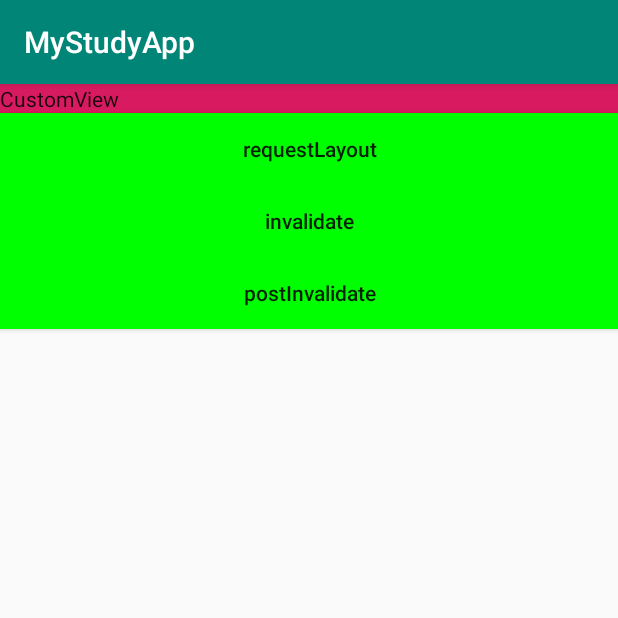
After one commit to Joshua-Lu/MyStudyApp, an Android app: the TestCustomViewActivity screen opened directly, with no data from a screen before it, on a phone screen of 412 x 824 dp, the top half of it. The commit adds this screen. Run offline under Robolectric (Android 15) with nearby library versions, the phone set to English and light mode, and no system bars.

Commit message:
add TestCustomViewActivity

```diff
--- a/app/src/main/AndroidManifest.xml
+++ b/app/src/main/AndroidManifest.xml
@@ -12,6 +12,11 @@
         android:roundIcon="@mipmap/ic_launcher_round"
         android:supportsRtl="true"
         android:theme="@style/AppTheme">
+        <activity android:name=".activity.TestCustomViewActivity">
+            <intent-filter>
+                <action android:name="android.intent.action.MAIN" />
+            </intent-filter>
+        </activity>
         <activity android:name=".activity.TestAlarmManagerActivity">
             <intent-filter>
                 <action android:name="android.intent.action.MAIN" />
--- a/app/src/main/java/com/joshua/myapplication/activity/MainActivity.java
+++ b/app/src/main/java/com/joshua/myapplication/activity/MainActivity.java
@@ -60,6 +60,8 @@ public class MainActivity extends AppCompatActivity {
         clsList.add(TestAnimatorActivity.class);
         clsList.add(TestFloatViewActivity.class);
         clsList.add(SystemInfoActivity.class);
+        clsList.add(TestAlarmManagerActivity.class);
+        clsList.add(TestCustomViewActivity.class);
     }
 
     public void initData() {
--- /dev/null
+++ b/app/src/main/java/com/joshua/myapplication/activity/TestCustomViewActivity.java
@@ -0,0 +1,101 @@
+package com.joshua.myapplication.activity;
+
+import android.os.Bundle;
+import android.util.Log;
+import android.view.View;
+import android.view.ViewTreeObserver;
+import android.widget.LinearLayout;
+
+import com.joshua.myapplication.R;
+import com.joshua.myapplication.view.CustomView;
+
+import androidx.appcompat.app.AppCompatActivity;
+
+/**
+ * Created by Joshua on 2020-4-18 11:32:16.
+ */
+public class TestCustomViewActivity extends AppCompatActivity {
+
+    private static final String TAG = "TestCustomView";
+    CustomView customView;
+    private LinearLayout.LayoutParams layoutParams;
+
+    @Override
+    protected void onCreate(Bundle savedInstanceState) {
+        super.onCreate(savedInstanceState);
+        setContentView(R.layout.activity_test_custom_view);
+        customView = findViewById(R.id.custom_view);
+        layoutParams = (LinearLayout.LayoutParams) customView.getLayoutParams();
+    }
+
+    @Override
+    protected void onStart() {
+        super.onStart();
+        Log.d("lhf-" + TAG, "onStart() called");
+        // 此时View还没测量完毕，获取的宽高都为0，可通过以下3种方式获取
+        getCustomViewSize();
+
+        // 获取View的宽高，方式一
+        customView.post(new Runnable() {
+            @Override
+            public void run() {
+                Log.d("lhf-" + TAG, "run() called");
+                getCustomViewSize();
+            }
+        });
+
+        // 获取View的宽高，方式二
+        customView.getViewTreeObserver().addOnGlobalLayoutListener(new ViewTreeObserver.OnGlobalLayoutListener() {
+            @Override
+            public void onGlobalLayout() {
+                Log.d("lhf-" + TAG, "onGlobalLayout() called");
+                getCustomViewSize();
+            }
+        });
+    }
+
+    // 获取View的宽高，方式三
+    @Override
+    public void onWindowFocusChanged(boolean hasFocus) {
+        super.onWindowFocusChanged(hasFocus);
+        Log.d("lhf-" + TAG, "onWindowFocusChanged() called with: hasFocus = [" + hasFocus + "]");
+        if (hasFocus) {
+            getCustomViewSize();
+        }
+    }
+
+    private void getCustomViewSize() {
+        int width = customView.getMeasuredWidth();
+        int height = customView.getMeasuredHeight();
+        Log.d("lhf-" + TAG, "getCustomViewSize: width = [" + width + "], height = [" + height + "]");
+    }
+
+    public void doRequestLayout(View view) {
+        Log.d("lhf-" + TAG, "doRequestLayout() called with: view = [" + view + "]");
+        layoutParams.leftMargin = 100;
+        // 调用后，会走父控件的onMeasure、onLayout，以及该View的onMeasure、onLayout、onDraw
+        customView.requestLayout();
+    }
+
+    public void doInvalidate(View view) {
+        Log.d("lhf-" + TAG, "doInvalidate() called with: view = [" + view + "]");
+        Log.d("lhf-" + TAG, "doInvalidate: Thread.currentThread().getName() = [" + Thread.currentThread().getName() + "]");
+        layoutParams.leftMargin = 200;
+        // 调用后，只会走该View的onDraw
+        customView.invalidate();
+    }
+
+    public void doPostInvalidate(View view) {
+        Log.d("lhf-" + TAG, "doPostInvalidate() called with: view = [" + view + "]");
+        new Thread(new Runnable() {
+            @Override
+            public void run() {
+                Log.d("lhf-" + TAG, "run: Thread.currentThread().getName() = [" + Thread.currentThread().getName() + "]");
+                // TODO:@lhf run: android 10 上，在子线程更新UI竟然不报错？？？
+                customView.setText("在子线程更新");
+                // 作用同invalidate，可以在子线程调用
+                customView.postInvalidate();
+            }
+        }).start();
+    }
+}
--- /dev/null
+++ b/app/src/main/java/com/joshua/myapplication/view/CustomView.java
@@ -0,0 +1,85 @@
+package com.joshua.myapplication.view;
+
+import android.content.Context;
+import android.content.res.TypedArray;
+import android.graphics.Canvas;
+import android.util.AttributeSet;
+import android.util.Log;
+import android.widget.TextView;
+
+import com.joshua.myapplication.R;
+
+/**
+ * Created by Joshua on 2020/4/18 11:37.
+ */
+public class CustomView extends TextView {
+
+    private static final String TAG = "CustomView";
+
+    /**
+     * 在Java代码中直接new一个CustomView实例的时候，会调用该构造函数
+     *
+     * @param context
+     */
+    public CustomView(Context context) {
+        this(context, null);
+    }
+
+    /**
+     * 在xml中引用CustomView标签的时候，会调用2参数的构造函数。
+     * 这种方式通常是我们需要自定义View的属性的时候，使用2参数的构造函数。
+     *
+     * @param context
+     * @param attrs
+     */
+    public CustomView(Context context, AttributeSet attrs) {
+        this(context, attrs, 0);
+    }
+
+    /**
+     * 3个参数的构造函数一般是由我们主动调用的，如：上面2个参数的构造函数调用。
+     *
+     * @param context
+     * @param attrs
+     * @param defStyle
+     */
+    public CustomView(Context context, AttributeSet attrs, int defStyle) {
+        super(context, attrs, defStyle);
+        init(context, attrs, defStyle);
+    }
+
+    private void init(Context context, AttributeSet attrs, int defStyle) {
+//        TypedArray ta = context.obtainStyledAttributes(attrs, R.styleable.CustomView, R.attr.customDefStyle, R.style.CustomDefStyleRes);
+        // defStyleAttr为0时，defStyleRes才生效
+        TypedArray ta = context.obtainStyledAttributes(attrs, R.styleable.CustomView, 0, R.style.CustomDefStyleRes);
+        if (ta != null) {
+            String attr1 = ta.getString(R.styleable.CustomView_attr1);
+            String attr2 = ta.getString(R.styleable.CustomView_attr2);
+            String attr3 = ta.getString(R.styleable.CustomView_attr3);
+            String attr4 = ta.getString(R.styleable.CustomView_attr4);
+            Log.d("lhf-" + TAG, "init: attr1 = [" + attr1 + "]");
+            Log.d("lhf-" + TAG, "init: attr2 = [" + attr2 + "]");
+            Log.d("lhf-" + TAG, "init: attr3 = [" + attr3 + "]");
+            Log.d("lhf-" + TAG, "init: attr4 = [" + attr4 + "]");
+            ta.recycle();
+        }
+    }
+
+    @Override
+    protected void onMeasure(int widthMeasureSpec, int heightMeasureSpec) {
+        super.onMeasure(widthMeasureSpec, heightMeasureSpec);
+        Log.d("lhf-" + TAG, "onMeasure() called with: widthMeasureSpec = [" + widthMeasureSpec + "], heightMeasureSpec = [" + heightMeasureSpec + "]");
+    }
+
+    @Override
+    protected void onLayout(boolean changed, int l, int t, int r, int b) {
+        super.onLayout(changed, l, t, r, b);
+        Log.d("lhf-" + TAG, "onLayout() called with: changed = [" + changed + "], l = [" + l + "], t = [" + t + "], r = [" + r + "], b = [" + b + "]");
+    }
+
+    @Override
+    protected void onDraw(Canvas canvas) {
+        super.onDraw(canvas);
+        Log.d("lhf-" + TAG, "onDraw() called with: canvas = [" + canvas + "]");
+    }
+}
--- /dev/null
+++ b/app/src/main/java/com/joshua/myapplication/view/CustomViewGroup.java
@@ -0,0 +1,50 @@
+package com.joshua.myapplication.view;
+
+import android.content.Context;
+import android.graphics.Canvas;
+import android.util.AttributeSet;
+import android.util.Log;
+import android.widget.LinearLayout;
+
+/**
+ * Created by Joshua on 2020/4/18 11:37.
+ */
+public class CustomViewGroup extends LinearLayout {
+
+    private static final String TAG = "CustomViewGroup";
+
+    public CustomViewGroup(Context context) {
+        this(context, null);
+    }
+
+    public CustomViewGroup(Context context, AttributeSet attrs) {
+        this(context, attrs, 0);
+    }
+
+    public CustomViewGroup(Context context, AttributeSet attrs, int defStyle) {
+        super(context, attrs, defStyle);
+        init();
+    }
+
+    private void init() {
+
+    }
+
+    @Override
+    protected void onMeasure(int widthMeasureSpec, int heightMeasureSpec) {
+        super.onMeasure(widthMeasureSpec, heightMeasureSpec);
+        Log.d("lhf-" + TAG, "onMeasure() called with: widthMeasureSpec = [" + widthMeasureSpec + "], heightMeasureSpec = [" + heightMeasureSpec + "]");
+    }
+
+    @Override
+    protected void onLayout(boolean changed, int l, int t, int r, int b) {
+        super.onLayout(changed, l, t, r, b);
+        Log.d("lhf-" + TAG, "onLayout() called with: changed = [" + changed + "], l = [" + l + "], t = [" + t + "], r = [" + r + "], b = [" + b + "]");
+    }
+
+    @Override
+    protected void onDraw(Canvas canvas) {
+        super.onDraw(canvas);
+        Log.d("lhf-" + TAG, "onDraw() called with: canvas = [" + canvas + "]");
+    }
+}
--- /dev/null
+++ b/app/src/main/res/layout/activity_test_custom_view.xml
@@ -0,0 +1,40 @@
+<?xml version="1.0" encoding="utf-8"?>
+<com.joshua.myapplication.view.CustomViewGroup xmlns:android="http://schemas.android.com/apk/res/android"
+    xmlns:app="http://schemas.android.com/apk/res-auto"
+    xmlns:tools="http://schemas.android.com/tools"
+    android:layout_width="match_parent"
+    android:layout_height="match_parent"
+    android:orientation="vertical"
+    tools:context=".activity.TestCustomViewActivity">
+
+    <com.joshua.myapplication.view.CustomView
+        android:background="@color/colorAccent"
+        android:id="@+id/custom_view"
+        android:text="CustomView"
+        app:attr1="attr1_from_xml"
+        style="@style/CustomViewStyle"
+        android:layout_width="match_parent"
+        android:layout_height="wrap_content" />
+
+    <Button
+        android:layout_width="match_parent"
+        android:layout_height="wrap_content"
+        android:background="@color/green"
+        android:text="requestLayout"
+        android:onClick="doRequestLayout" />
+
+    <Button
+        android:layout_width="match_parent"
+        android:layout_height="wrap_content"
+        android:background="@color/green"
+        android:text="invalidate"
+        android:onClick="doInvalidate" />
+
+    <Button
+        android:layout_width="match_parent"
+        android:layout_height="wrap_content"
+        android:background="@color/green"
+        android:text="postInvalidate"
+        android:onClick="doPostInvalidate" />
+
+</com.joshua.myapplication.view.CustomViewGroup>
--- /dev/null
+++ b/app/src/main/res/values/attrs_custom_view.xml
@@ -0,0 +1,10 @@
+<?xml version="1.0" encoding="utf-8"?>
+<resources>
+    <declare-styleable name="CustomView">
+        <attr name="attr1" format="string" />
+        <attr name="attr2" format="string" />
+        <attr name="attr3" format="string" />
+        <attr name="attr4" format="string" />
+    </declare-styleable>
+    <attr name="customDefStyle" format="reference" />
+</resources>
--- a/app/src/main/res/values/styles.xml
+++ b/app/src/main/res/values/styles.xml
@@ -8,6 +8,24 @@
         <item name="colorAccent">@color/colorAccent</item>
 
         <item name="textAllCaps">false</item>
+        <item name="customDefStyle">@style/CustomDefStyle</item>
     </style>
 
+    <style name="CustomViewStyle">
+        <item name="attr1">attr1_from_style</item>
+        <item name="attr2">attr2_from_style</item>
+    </style>
+
+    <style name="CustomDefStyle">
+        <item name="attr1">attr1_from_def_style</item>
+        <item name="attr2">attr2_from_def_style</item>
+        <item name="attr3">attr3_from_def_style</item>
+    </style>
+
+    <style name="CustomDefStyleRes">
+        <item name="attr1">attr1_from_def_style_res</item>
+        <item name="attr2">attr2_from_def_style_res</item>
+        <item name="attr3">attr3_from_def_style_res</item>
+        <item name="attr4">attr4_from_def_style_res</item>
+    </style>
 </resources>
```
Also changed, not shown: 2 other files.
